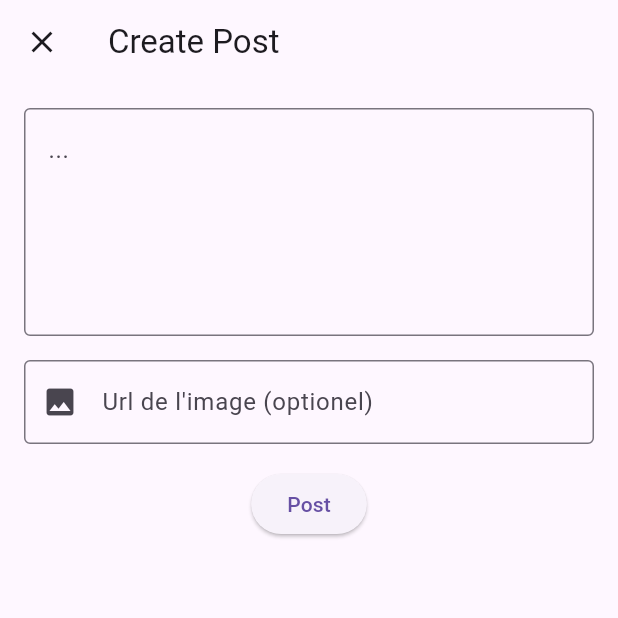
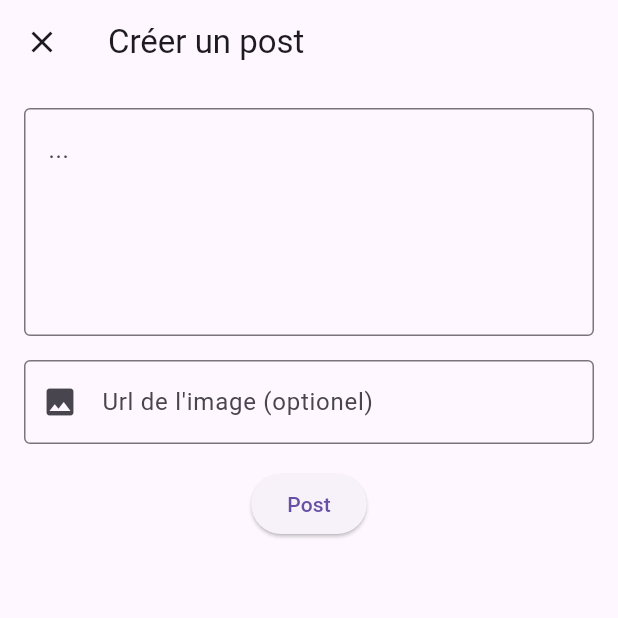
Before and after one commit to ESGI-5AL1/flutter-esgix, a Flutter app: the CreatePostScreen screen opened by its route, on a phone screen of 412 x 824 dp, the top half of it. Run offline on Flutter 3.47's test engine with Material 3 defaults, Android fonts, the light colour scheme and no system bars; our stand-ins replace bloc, dio, flutter_bloc, flutter_dotenv, go_router, shared_preferences; accounts and stored records are empty.

Commit message:
pub update

```diff
--- a/lib/create_post_screen/create_post_screen.dart
+++ b/lib/create_post_screen/create_post_screen.dart
@@ -28,7 +28,7 @@ class _CreatePostScreenState extends State<CreatePostScreen> {
   Widget build(BuildContext context) {
     return Scaffold(
       appBar: AppBar(
-        title: const Text('Create Post'),
+        title: const Text('Créer un post'),
         leading: IconButton(
           icon: const Icon(Icons.close),
           onPressed: () => context.go('/feed'),
--- a/lib/shared/widgets/navigation_widget.dart
+++ b/lib/shared/widgets/navigation_widget.dart
@@ -78,7 +78,7 @@ class AppNavigationDrawer extends StatelessWidget {
         ),
         ListTile(
           leading: const Icon(Icons.logout),
-          title: const Text('Logout'),
+          title: const Text('Deconnexion'),
           onTap: () => _handleLogout(context),
         ),
       ],
```
Also changed, not shown: pubspec.lock.
